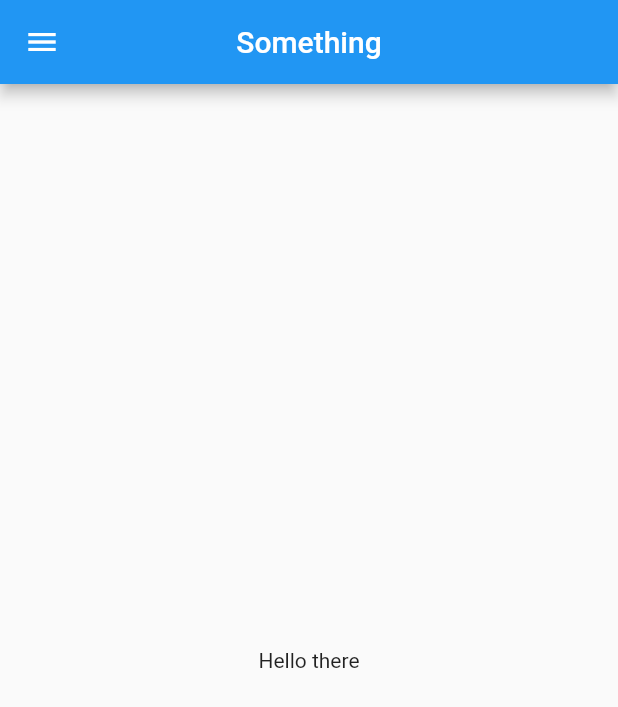
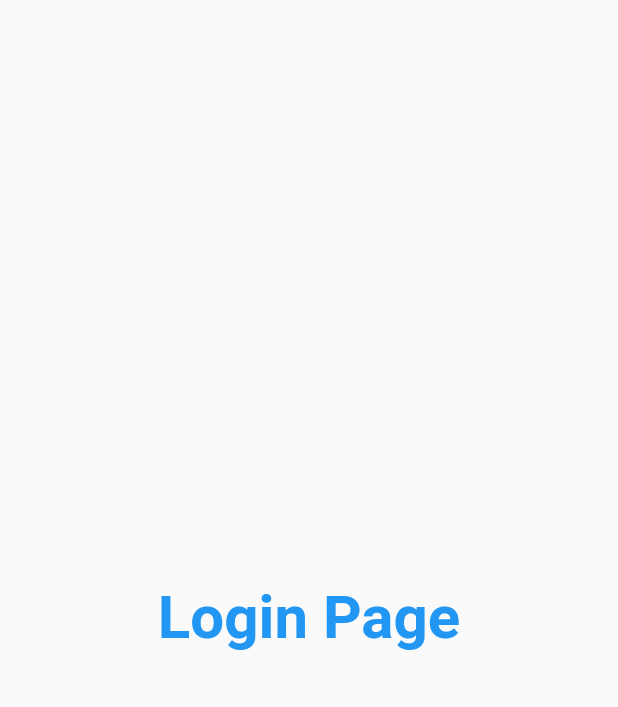
Before and after one commit to HelloShiv/learning_Flutter, a Flutter app: the screen it shows after launch, on a phone screen of 412 x 824 dp. Shown: the top 707 px of the screen. Run offline on Flutter 3.47's test engine with Material 2 defaults, Android fonts, the phone set to English and light mode, and no system bars.

Commit message:
Day3 work darkTheme lightTheme BuildContext

```diff
--- a/lib/main.dart
+++ b/lib/main.dart
@@ -1,17 +1,33 @@
+import 'package:app_learning/pages/login_page.dart';
 import 'package:flutter/material.dart';
-import 'home_page.dart';
+import 'pages/home_page.dart';
 
 void main() {
   runApp(const MyApp());
 }
 
 class MyApp extends StatelessWidget {
-  const MyApp({ Key? key }) : super(key: key);
+  const MyApp({Key? key}) : super(key: key);
 
   Widget build(BuildContext context) {
-    return const MaterialApp(
-      home: HomePage(),
+    return MaterialApp(
+
       debugShowCheckedModeBanner: false,
+      themeMode: ThemeMode.light,
+
+      // Below theme is for light shade
+      theme: ThemeData(primarySwatch: Colors.purple,
+      ),
+      darkTheme: ThemeData(brightness: Brightness.dark,
+      primarySwatch: Colors.deepOrange,
+      ),
+      initialRoute: "/home",
+      routes: {
+        "/" : (context) =>LoginPage(),
+        "/home" : (context) =>HomePage(),
+        "/home" : (context) =>LoginPage()
+      },
+
     );
   }
 }
--- /dev/null
+++ b/lib/pages/login_page.dart
@@ -0,0 +1,16 @@
+import 'package:flutter/material.dart';
+
+
+class LoginPage extends StatelessWidget {
+  const LoginPage({ Key? key }) : super(key: key);
+
+  @override
+  Widget build(BuildContext context) {
+    return  Material(
+
+      child: Center(
+        child: Text("Login Page",style: TextStyle(fontSize: 40,color: Colors.blue,fontWeight: FontWeight.bold),),
+      )
+    );
+  }
+}
```
Also changed, not shown: lib/pages/home_page.dart (renamed from lib/home_page.dart).
